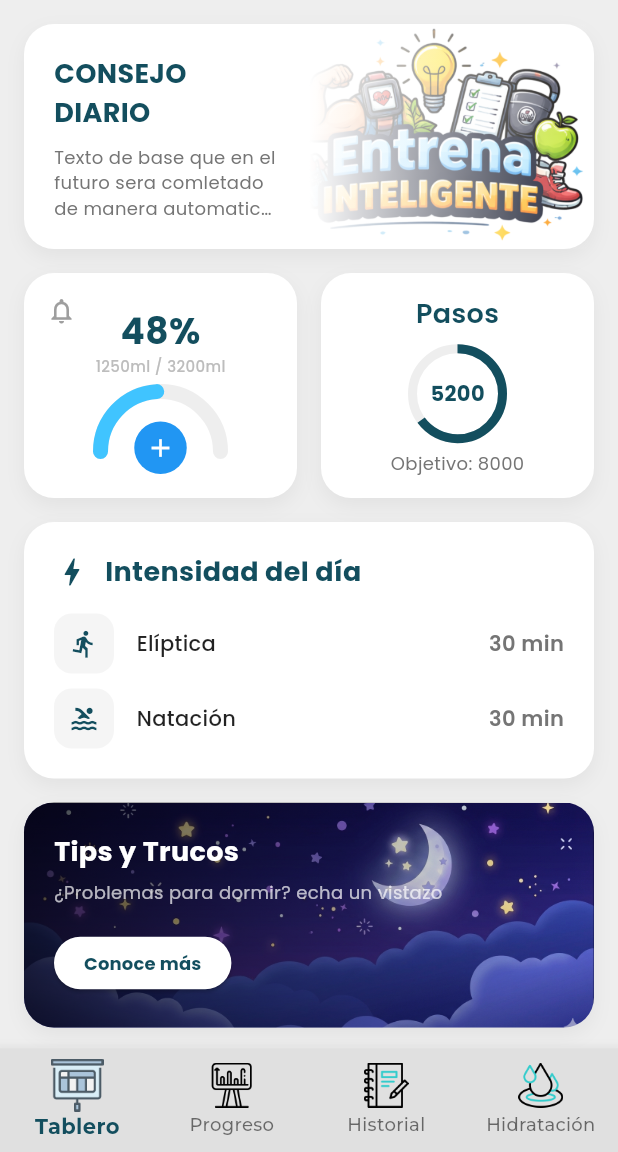
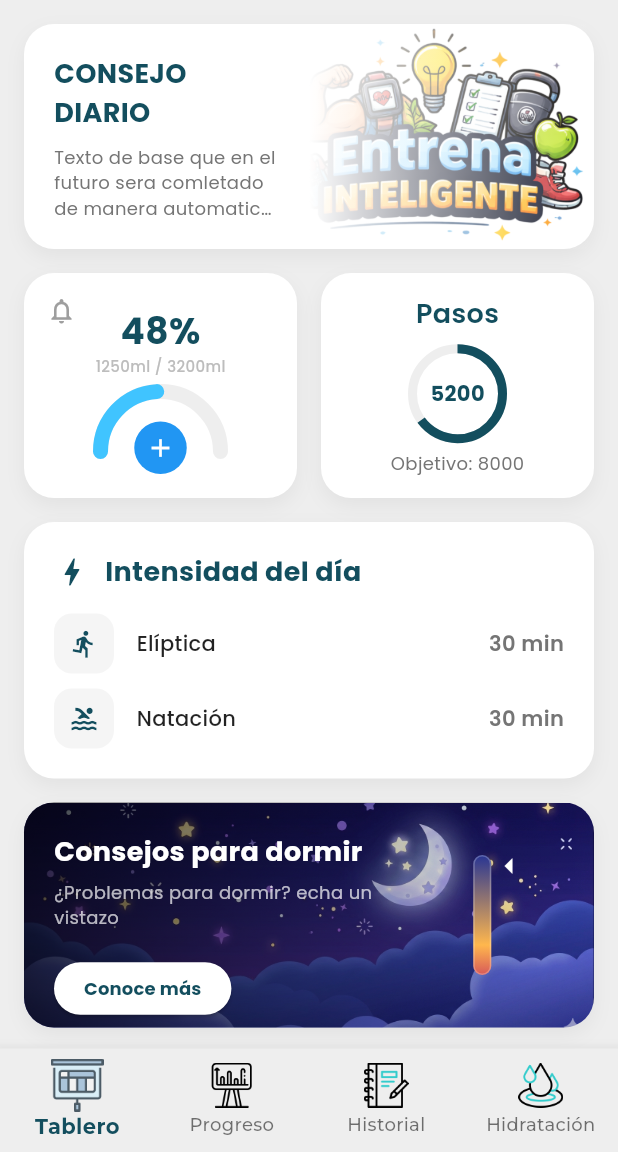
Before and after one commit to yeferson0brito/EDIA, a Flutter app: the screen it shows after launch, on a phone screen of 412 x 824 dp, the part 84-1236 px from its top. Run offline on Flutter 3.47's test engine with Material 3 defaults, Android fonts, the phone set to English and light mode, and no system bars; our stand-ins replace google_fonts, jwt_decoder, shared_preferences; key blocks and very long unbroken strings in the code were emptied for the run.

Commit message:
Barra para medir el sueño agregada en la tarjeta 'Consejos para dormir' (por mejorar)

```diff
--- a/EntrenamientoDeportivoIA/lib/screens/home_screen.dart
+++ b/EntrenamientoDeportivoIA/lib/screens/home_screen.dart
@@ -426,12 +426,17 @@ class _HomeScreenState extends State<HomeScreen> {
           ),
         ),
         padding: const EdgeInsets.all(20.0),
+        child: Row(
+          children: [
+            // SECCIÓN 1: INFORMACIÓN (FLEX 3)
+            Expanded(
+              flex: 3,
               child: Column(
                 crossAxisAlignment: CrossAxisAlignment.start,
                 mainAxisAlignment: MainAxisAlignment.center,
                 children: [
                   Text(
-              'Tips y Trucos',
+                    'Consejos para dormir',
                     style: GoogleFonts.poppins(
                       fontSize: 18,
                       fontWeight: FontWeight.bold,
@@ -461,6 +466,45 @@ class _HomeScreenState extends State<HomeScreen> {
                     child: Text(
                       'Conoce más',
                       style: GoogleFonts.poppins(fontSize: 12, fontWeight: FontWeight.bold),
+                    ),
+                  ),
+                ],
+              ),
+            ),
+            // SECCIÓN 2: INDICADOR DE CALIDAD DE SUEÑO (FLEX 1)
+            Expanded(
+              flex: 1,
+              child: Row(
+                mainAxisAlignment: MainAxisAlignment.center,
+                children: [
+                  // BARRA DE GRADIENTE
+                  Container(
+                    width: 12,
+                    height: 80,
+                    decoration: BoxDecoration(
+                      borderRadius: BorderRadius.circular(10),
+                      border: Border.all(color: Colors.white24),
+                      gradient: const LinearGradient(
+                        begin: Alignment.topCenter,
+                        end: Alignment.bottomCenter,
+                        stops: [0.0, 0.75, 1.0], // El azul domina hasta el 65% antes de volverse naranja
+                        colors: [
+                          Color(0xFF283593), // Azul Índigo (Más tranquilo y profundo)
+                          Color(0xFFFFB74D), // Naranja suave (Pastel)
+                          Color.fromARGB(255, 215, 89, 89), // Rojo suave (Pastel)
+                        ],
+                      ),
+                    ),
+                  ),
+                  // FLECHA INDICADORA
+                  Column(
+                    mainAxisAlignment: MainAxisAlignment.start, // Apunta arriba (Azul)
+                    children: const [
+                       SizedBox(height: 10), // Ajuste para alinear con la zona azul
+                       Icon(Icons.arrow_left, color: Colors.white, size: 24),
+                    ],
+                  ),
+                ],
               ),
             ),
           ],
@@ -723,7 +767,7 @@ class _HomeScreenState extends State<HomeScreen> {
       ),
       bottomNavigationBar: BottomNavigationBar(
         type: BottomNavigationBarType.fixed, // Necesario para más de 3 items
-        backgroundColor: Colors.grey[300],
+        backgroundColor: Colors.grey[200],
         currentIndex: _selectedIndex,
         onTap: _onItemTapped,
         selectedLabelStyle: GoogleFonts.montserrat(fontWeight: FontWeight.bold),
```
Lines whose indentation alone changed are shown as unchanged.
